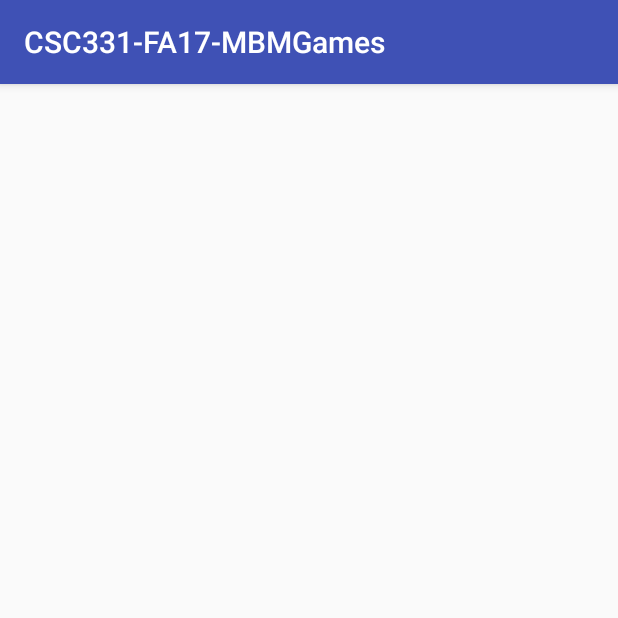
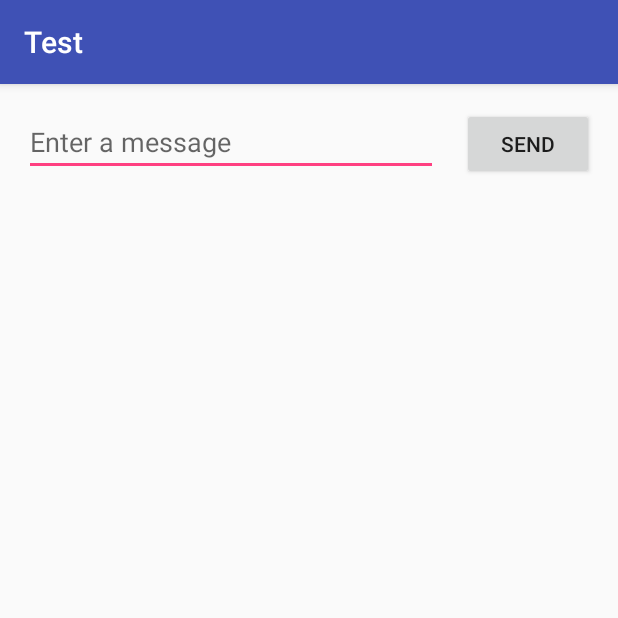
Before and after one commit to bjmcallister/CSC331-FA17-MBMGames, an Android app: the screen it shows after launch (MainActivity), on a phone screen of 412 x 824 dp, the top half of it. Run offline under Robolectric (Android 15) with nearby library versions, the phone set to English and light mode, and no system bars.

Commit message:
Testing git through android studio

```diff
--- a/app/build.gradle
+++ b/app/build.gradle
@@ -4,7 +4,7 @@ android {
     compileSdkVersion 26
     buildToolsVersion "26.0.1"
     defaultConfig {
-        applicationId "edu.southalabama.csc331.csc331_fa17_mbmgames"
+        applicationId "com.example.spencermassey.test"
         minSdkVersion 15
         targetSdkVersion 26
         versionCode 1
--- a/app/src/main/AndroidManifest.xml
+++ b/app/src/main/AndroidManifest.xml
@@ -1,6 +1,6 @@
 <?xml version="1.0" encoding="utf-8"?>
 <manifest xmlns:android="http://schemas.android.com/apk/res/android"
-    package="edu.southalabama.csc331.csc331_fa17_mbmgames">
+    package="com.example.spencermassey.test">
 
     <application
         android:allowBackup="true"
--- /dev/null
+++ b/app/src/main/res/layout/activity_main.xml
@@ -0,0 +1,32 @@
+<?xml version="1.0" encoding="utf-8"?>
+<android.support.constraint.ConstraintLayout xmlns:android="http://schemas.android.com/apk/res/android"
+    xmlns:app="http://schemas.android.com/apk/res-auto"
+    xmlns:tools="http://schemas.android.com/tools"
+    android:layout_width="match_parent"
+    android:layout_height="match_parent"
+    tools:context="com.example.spencermassey.test.MainActivity">
+
+    <EditText
+        android:id="@+id/editText"
+        android:layout_width="0dp"
+        android:layout_height="wrap_content"
+        android:layout_marginTop="16dp"
+        android:ems="10"
+        android:hint="@string/edit_message"
+        android:inputType="textPersonName"
+        app:layout_constraintLeft_toLeftOf="parent"
+        app:layout_constraintTop_toTopOf="parent"
+        app:layout_constraintRight_toLeftOf="@+id/button"
+        android:layout_marginLeft="16dp" />
+
+    <Button
+        android:id="@+id/button"
+        android:layout_width="wrap_content"
+        android:layout_height="wrap_content"
+        android:text="@string/button_send"
+        app:layout_constraintBaseline_toBaselineOf="@+id/editText"
+        app:layout_constraintLeft_toRightOf="@+id/editText"
+        app:layout_constraintRight_toRightOf="parent"
+        android:layout_marginLeft="16dp"
+        android:layout_marginRight="16dp" />
+</android.support.constraint.ConstraintLayout>
--- a/app/src/main/res/values/strings.xml
+++ b/app/src/main/res/values/strings.xml
@@ -1,3 +1,5 @@
 <resources>
-    <string name="app_name">CSC331-FA17-MBMGames</string>
+    <string name="app_name">Test</string>
+    <string name="edit_message">Enter a message</string>
+    <string name="button_send">Send</string>
 </resources>
```
Also changed, not shown: app/src/main/java/com/example/spencermassey/test/MainActivity.java (renamed from app/src/main/java/edu/southalabama/csc331/csc331_fa17_mbmgames/MainActivity.java, +1 -1 lines), gradle/wrapper/gradle-wrapper.properties, 6 other files.
